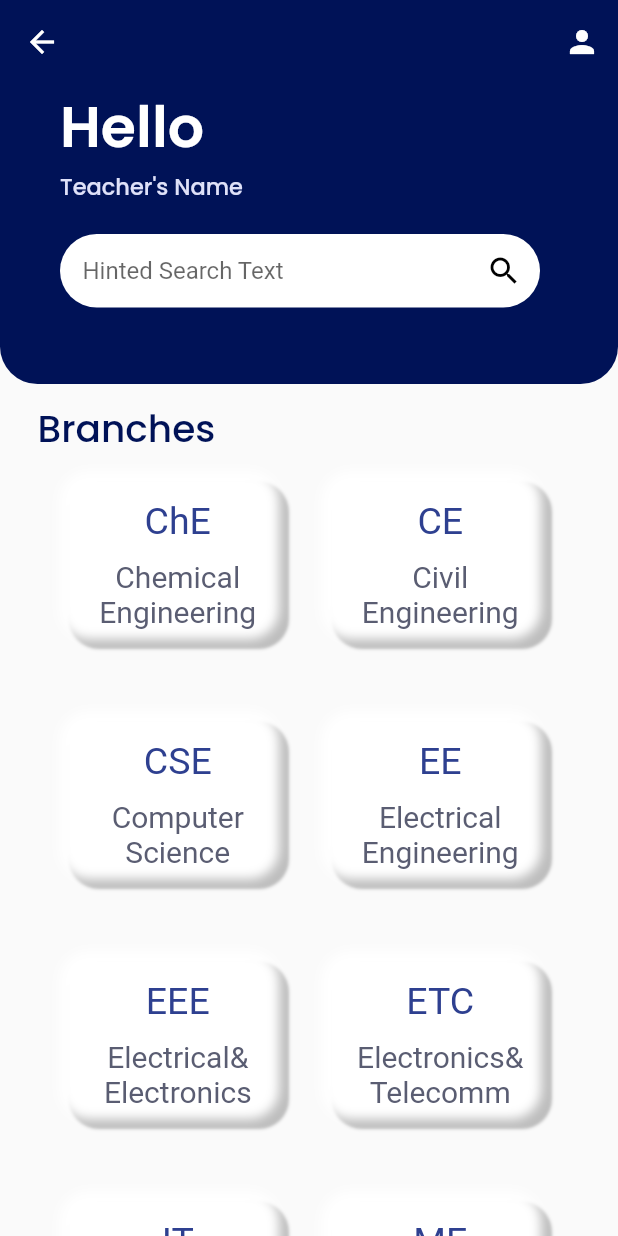
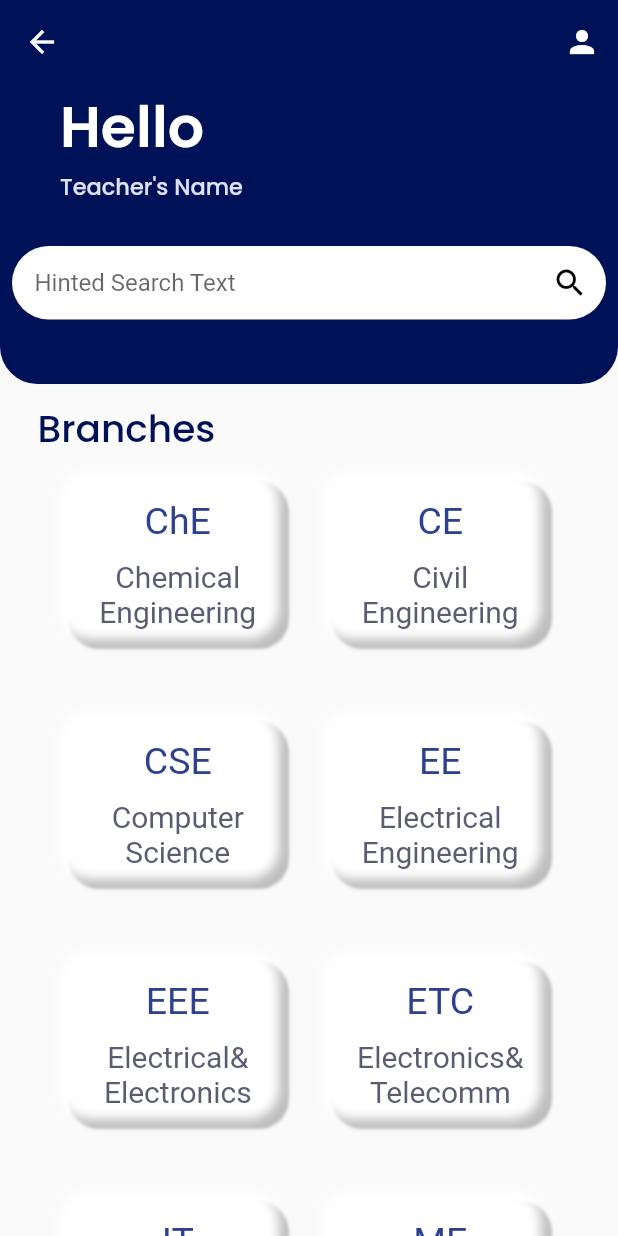
Before and after one commit to EnigmaTasks/SMS, a Flutter app: the HomePage screen opened directly, on a phone screen of 412 x 824 dp. Run offline on Flutter 3.47's test engine with Material 2 defaults, Android fonts, the phone set to English and light mode, and no system bars; our stand-ins replace google_fonts.

Commit message:
Home_page_ui_done

```diff
--- a/lib/Pages/home.dart
+++ b/lib/Pages/home.dart
@@ -108,21 +108,25 @@ class _HomePageState extends State<HomePage> {
       //Heading
       body: SingleChildScrollView(
         child: Column(
+          // mainAxisAlignment: MainAxisAlignment.center,
           children: [
             Container(
-              padding: const EdgeInsets.only(left: 40),
-
+              // padding: const EdgeInsets.only(left: 40),
               height: 200,
-              decoration: BoxDecoration(
-                color: const Color(0xFF001257),
+              decoration: const BoxDecoration(
+                  color: Color(0xFF001257),
                   borderRadius: BorderRadius.only(
                       bottomLeft: Radius.circular(25),
-                      bottomRight: Radius.circular(25))
-              ),
+                      bottomRight: Radius.circular(25))),
               child: Column(
+                mainAxisAlignment: MainAxisAlignment.start,
                 children: [
                   Row(
+                    // mainAxisAlignment: MainAxisAlignment.spaceAround,
                     children: [
+                      const SizedBox(
+                        width: 40,
+                      ),
                       Text(
                         'Hello',
                         style: GoogleFonts.poppins(
@@ -134,6 +138,9 @@ class _HomePageState extends State<HomePage> {
                   ),
                   Row(
                     children: [
+                      const SizedBox(
+                        width: 40,
+                      ),
                       Text(
                         "Teacher's Name",
                         style: GoogleFonts.poppins(
@@ -146,14 +153,35 @@ class _HomePageState extends State<HomePage> {
                   const SizedBox(
                     height: 20,
                   ),
-                  Row(
-                    children: [
-                      Container(
-                        width: 320.0,
+                  // Row(
+                  //   mainAxisAlignment: MainAxisAlignment.center,
+                  //   children: [
+                  //     Container(
+                  //       width: 320.0,
+                  //       decoration: BoxDecoration(
+                  //         color: Colors.white,
+                  //         borderRadius: BorderRadius.circular(100.0),
+                  //       ),
+                  //       child: const TextField(
+                  //         decoration: InputDecoration(
+                  //           hintText: 'Hinted Search Text',
+                  //           border: InputBorder.none,
+                  //           contentPadding: EdgeInsets.all(15.0),
+                  //           suffixIcon: Icon(
+                  //             Icons.search,
+                  //             color: Colors.black,
+                  //           ),
+                  //         ),
+                  //       ),
+                  //     ),
+                  //   ],
+                  // )
+                  Padding(
+                    padding: const EdgeInsets.all(8.0),
+                    child: Container(
                       decoration: BoxDecoration(
                           color: Colors.white,
-                          borderRadius: BorderRadius.circular(100.0),
-                        ),
+                          borderRadius: BorderRadius.circular(25)),
                       child: const TextField(
                         decoration: InputDecoration(
                           hintText: 'Hinted Search Text',
@@ -166,11 +194,11 @@ class _HomePageState extends State<HomePage> {
                         ),
                       ),
                     ),
-                    ],
-                  )
+                  ),
                 ],
               ),
             ),
+
             navId == 0
                 ? Padding(
                     padding: const EdgeInsets.only(left: 25.0, top: 10),
```
Also changed, not shown: pubspec.lock. Lines whose indentation alone changed are shown as unchanged.
